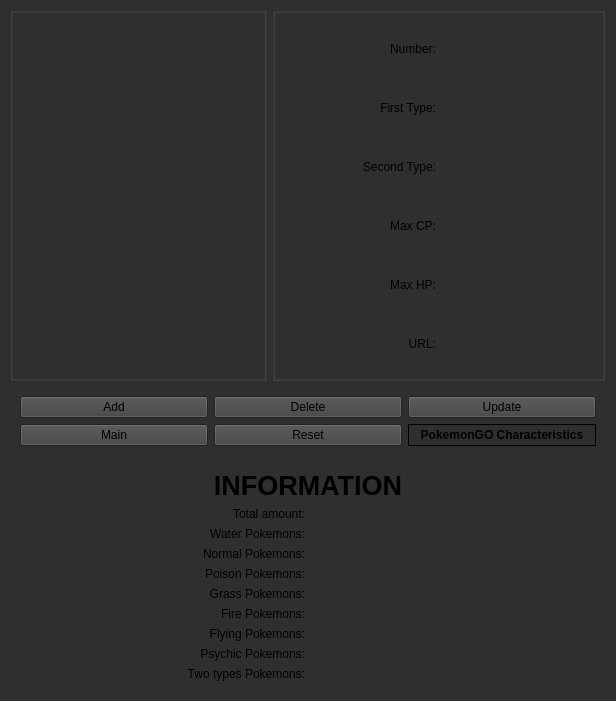
ducklingsam/dsba-itop2022-hw, file pokechar.ui: the form before one commit.
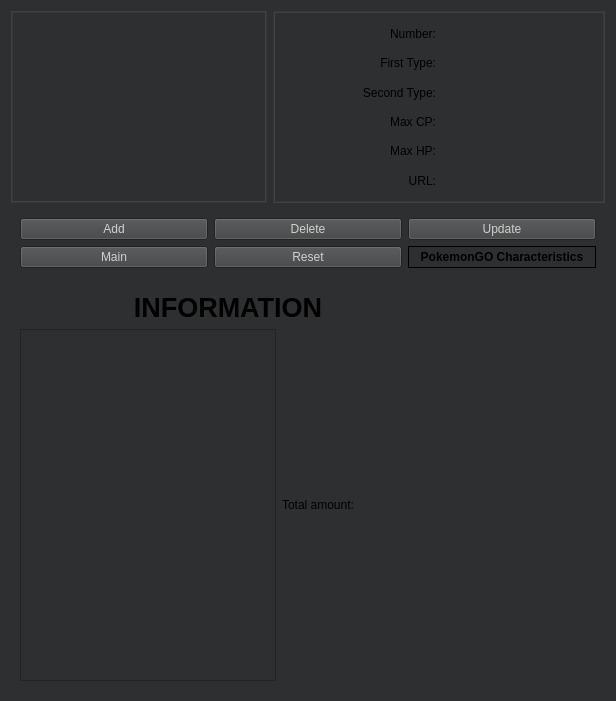
The form after the commit.

```diff
--- a/pokechar.ui
+++ b/pokechar.ui
@@ -31,18 +31,18 @@
      <colorrole role="Light">
       <brush brushstyle="SolidPattern">
        <color alpha="255">
-        <red>0</red>
-        <green>0</green>
-        <blue>0</blue>
+        <red>212</red>
+        <green>212</green>
+        <blue>212</blue>
        </color>
       </brush>
      </colorrole>
      <colorrole role="Midlight">
       <brush brushstyle="SolidPattern">
        <color alpha="255">
-        <red>0</red>
-        <green>0</green>
-        <blue>0</blue>
+        <red>255</red>
+        <green>255</green>
+        <blue>255</blue>
        </color>
       </brush>
      </colorrole>
@@ -58,18 +58,36 @@
      <colorrole role="Mid">
       <brush brushstyle="SolidPattern">
        <color alpha="255">
-        <red>0</red>
-        <green>0</green>
-        <blue>0</blue>
+        <red>255</red>
+        <green>255</green>
+        <blue>255</blue>
+       </color>
+      </brush>
+     </colorrole>
+     <colorrole role="Text">
+      <brush brushstyle="SolidPattern">
+       <color alpha="255">
+        <red>255</red>
+        <green>255</green>
+        <blue>255</blue>
        </color>
       </brush>
      </colorrole>
      <colorrole role="BrightText">
       <brush brushstyle="SolidPattern">
        <color alpha="255">
-        <red>0</red>
-        <green>0</green>
-        <blue>0</blue>
+        <red>255</red>
+        <green>255</green>
+        <blue>255</blue>
+       </color>
+      </brush>
+     </colorrole>
+     <colorrole role="ButtonText">
+      <brush brushstyle="SolidPattern">
+       <color alpha="255">
+        <red>255</red>
+        <green>255</green>
+        <blue>255</blue>
        </color>
       </brush>
      </colorrole>
@@ -91,6 +109,15 @@
        </color>
       </brush>
      </colorrole>
+     <colorrole role="HighlightedText">
+      <brush brushstyle="SolidPattern">
+       <color alpha="255">
+        <red>255</red>
+        <green>255</green>
+        <blue>255</blue>
+       </color>
+      </brush>
+     </colorrole>
      <colorrole role="AlternateBase">
       <brush brushstyle="SolidPattern">
        <color alpha="255">
@@ -165,6 +192,15 @@
        </color>
       </brush>
      </colorrole>
+     <colorrole role="Text">
+      <brush brushstyle="SolidPattern">
+       <color alpha="255">
+        <red>208</red>
+        <green>208</green>
+        <blue>208</blue>
+       </color>
+      </brush>
+     </colorrole>
      <colorrole role="BrightText">
       <brush brushstyle="SolidPattern">
        <color alpha="255">
@@ -174,6 +210,15 @@
        </color>
       </brush>
      </colorrole>
+     <colorrole role="ButtonText">
+      <brush brushstyle="SolidPattern">
+       <color alpha="255">
+        <red>208</red>
+        <green>208</green>
+        <blue>208</blue>
+       </color>
+      </brush>
+     </colorrole>
      <colorrole role="Base">
       <brush brushstyle="SolidPattern">
        <color alpha="255">
@@ -192,6 +237,15 @@
        </color>
       </brush>
      </colorrole>
+     <colorrole role="HighlightedText">
+      <brush brushstyle="SolidPattern">
+       <color alpha="255">
+        <red>240</red>
+        <green>240</green>
+        <blue>240</blue>
+       </color>
+      </brush>
+     </colorrole>
      <colorrole role="AlternateBase">
       <brush brushstyle="SolidPattern">
        <color alpha="255">
@@ -266,6 +320,15 @@
        </color>
       </brush>
      </colorrole>
+     <colorrole role="Text">
+      <brush brushstyle="SolidPattern">
+       <color alpha="96">
+        <red>164</red>
+        <green>166</green>
+        <blue>168</blue>
+       </color>
+      </brush>
+     </colorrole>
      <colorrole role="BrightText">
       <brush brushstyle="SolidPattern">
        <color alpha="255">
@@ -275,6 +338,15 @@
        </color>
       </brush>
      </colorrole>
+     <colorrole role="ButtonText">
+      <brush brushstyle="SolidPattern">
+       <color alpha="96">
+        <red>164</red>
+        <green>166</green>
+        <blue>168</blue>
+       </color>
+      </brush>
+     </colorrole>
      <colorrole role="Base">
       <brush brushstyle="SolidPattern">
        <color alpha="255">
@@ -293,6 +365,15 @@
        </color>
       </brush>
      </colorrole>
+     <colorrole role="HighlightedText">
+      <brush brushstyle="SolidPattern">
+       <color alpha="255">
+        <red>240</red>
+        <green>240</green>
+        <blue>240</blue>
+       </color>
+      </brush>
+     </colorrole>
      <colorrole role="AlternateBase">
       <brush brushstyle="SolidPattern">
        <color alpha="255">
@@ -498,18 +579,18 @@
         <colorrole role="Light">
          <brush brushstyle="SolidPattern">
           <color alpha="255">
-           <red>0</red>
-           <green>0</green>
-           <blue>0</blue>
+           <red>212</red>
+           <green>212</green>
+           <blue>212</blue>
           </color>
          </brush>
         </colorrole>
         <colorrole role="Midlight">
          <brush brushstyle="SolidPattern">
           <color alpha="255">
-           <red>0</red>
-           <green>0</green>
-           <blue>0</blue>
+           <red>255</red>
+           <green>255</green>
+           <blue>255</blue>
           </color>
          </brush>
         </colorrole>
@@ -525,18 +606,36 @@
         <colorrole role="Mid">
          <brush brushstyle="SolidPattern">
           <color alpha="255">
-           <red>0</red>
-           <green>0</green>
-           <blue>0</blue>
+           <red>255</red>
+           <green>255</green>
+           <blue>255</blue>
+          </color>
+         </brush>
+        </colorrole>
+        <colorrole role="Text">
+         <brush brushstyle="SolidPattern">
+          <color alpha="255">
+           <red>255</red>
+           <green>255</green>
+           <blue>255</blue>
           </color>
          </brush>
         </colorrole>
         <colorrole role="BrightText">
          <brush brushstyle="SolidPattern">
           <color alpha="255">
-           <red>0</red>
-           <green>0</green>
-           <blue>0</blue>
+           <red>255</red>
+           <green>255</green>
+           <blue>255</blue>
+          </color>
+         </brush>
+        </colorrole>
+        <colorrole role="ButtonText">
+         <brush brushstyle="SolidPattern">
+          <color alpha="255">
+           <red>255</red>
+           <green>255</green>
+           <blue>255</blue>
           </color>
          </brush>
         </colorrole>
@@ -558,6 +657,15 @@
           </color>
          </brush>
         </colorrole>
+        <colorrole role="HighlightedText">
+         <brush brushstyle="SolidPattern">
+          <color alpha="255">
+           <red>255</red>
+           <green>255</green>
+           <blue>255</blue>
+          </color>
+         </brush>
+        </colorrole>
         <colorrole role="AlternateBase">
          <brush brushstyle="SolidPattern">
           <color alpha="255">
@@ -632,6 +740,15 @@
           </color>
          </brush>
         </colorrole>
+        <colorrole role="Text">
+         <brush brushstyle="SolidPattern">
+          <color alpha="255">
+           <red>208</red>
+           <green>208</green>
+           <blue>208</blue>
+          </color>
+         </brush>
+        </colorrole>
         <colorrole role="BrightText">
          <brush brushstyle="SolidPattern">
           <color alpha="255">
@@ -641,6 +758,15 @@
           </color>
          </brush>
         </colorrole>
+        <colorrole role="ButtonText">
+         <brush brushstyle="SolidPattern">
+          <color alpha="255">
+           <red>208</red>
+           <green>208</green>
+           <blue>208</blue>
+          </color>
+         </brush>
+        </colorrole>
         <colorrole role="Base">
          <brush brushstyle="SolidPattern">
           <color alpha="255">
@@ -659,6 +785,15 @@
           </color>
          </brush>
         </colorrole>
+        <colorrole role="HighlightedText">
+         <brush brushstyle="SolidPattern">
+          <color alpha="255">
+           <red>240</red>
+           <green>240</green>
+           <blue>240</blue>
+          </color>
+         </brush>
+        </colorrole>
         <colorrole role="AlternateBase">
          <brush brushstyle="SolidPattern">
           <color alpha="255">
@@ -733,6 +868,15 @@
           </color>
          </brush>
         </colorrole>
+        <colorrole role="Text">
+         <brush brushstyle="SolidPattern">
+          <color alpha="96">
+           <red>164</red>
+           <green>166</green>
+           <blue>168</blue>
+          </color>
+         </brush>
+        </colorrole>
         <colorrole role="BrightText">
          <brush brushstyle="SolidPattern">
           <color alpha="255">
@@ -742,6 +886,15 @@
           </color>
          </brush>
         </colorrole>
+        <colorrole role="ButtonText">
+         <brush brushstyle="SolidPattern">
+          <color alpha="96">
+           <red>164</red>
+           <green>166</green>
+           <blue>168</blue>
+          </color>
+         </brush>
+        </colorrole>
         <colorrole role="Base">
          <brush brushstyle="SolidPattern">
           <color alpha="255">
@@ -760,6 +913,15 @@
           </color>
          </brush>
         </colorrole>
+        <colorrole role="HighlightedText">
+         <brush brushstyle="SolidPattern">
+          <color alpha="255">
+           <red>240</red>
+           <green>240</green>
+           <blue>240</blue>
+          </color>
+         </brush>
+        </colorrole>
         <colorrole role="AlternateBase">
          <brush brushstyle="SolidPattern">
           <color alpha="255">
@@ -800,6 +962,19 @@
       <number>0</number>
      </property>
      <layout class="QGridLayout" name="gridLayout_4">
+      <item row="1" column="0">
+       <widget class="QTableView" name="tableView">
+        <property name="sizePolicy">
+         <sizepolicy hsizetype="Maximum" vsizetype="Expanding">
+          <horstretch>0</horstretch>
+          <verstretch>0</verstretch>
+         </sizepolicy>
+        </property>
+        <property name="editTriggers">
+         <set>QAbstractItemView::NoEditTriggers</set>
+        </property>
+       </widget>
+      </item>
       <item row="0" column="0" colspan="2">
        <widget class="QLabel" name="label_13">
         <property name="sizePolicy">
@@ -822,156 +997,405 @@
         </property>
        </widget>
       </item>
-      <item row="5" column="1">
-       <widget class="QLabel" name="gLabel">
-        <property name="text">
-         <string/>
-        </property>
-       </widget>
-      </item>
-      <item row="2" column="0">
-       <widget class="QLabel" name="label_15">
-        <property name="text">
-         <string>Water Pokemons:</string>
-        </property>
-        <property name="alignment">
-         <set>Qt::AlignRight|Qt::AlignTrailing|Qt::AlignVCenter</set>
-        </property>
-       </widget>
-      </item>
-      <item row="4" column="1">
-       <widget class="QLabel" name="pLabel">
-        <property name="text">
-         <string/>
-        </property>
-       </widget>
-      </item>
-      <item row="2" column="1">
-       <widget class="QLabel" name="wLabel">
-        <property name="text">
-         <string/>
-        </property>
-       </widget>
-      </item>
-      <item row="3" column="1">
-       <widget class="QLabel" name="nLabel">
-        <property name="text">
-         <string/>
-        </property>
-       </widget>
-      </item>
-      <item row="3" column="0">
-       <widget class="QLabel" name="label_16">
-        <property name="text">
-         <string>Normal Pokemons:</string>
-        </property>
-        <property name="alignment">
-         <set>Qt::AlignRight|Qt::AlignTrailing|Qt::AlignVCenter</set>
-        </property>
-       </widget>
-      </item>
-      <item row="6" column="1">
-       <widget class="QLabel" name="fiLabel">
-        <property name="text">
-         <string/>
-        </property>
-       </widget>
-      </item>
-      <item row="7" column="1">
-       <widget class="QLabel" name="flLabel">
-        <property name="text">
-         <string/>
-        </property>
-       </widget>
-      </item>
-      <item row="9" column="1">
-       <widget class="QLabel" name="ttLabel">
-        <property name="text">
-         <string/>
-        </property>
-       </widget>
-      </item>
-      <item row="7" column="0">
-       <widget class="QLabel" name="label_20">
-        <property name="text">
-         <string>Flying Pokemons:</string>
-        </property>
-        <property name="alignment">
-         <set>Qt::AlignRight|Qt::AlignTrailing|Qt::AlignVCenter</set>
-        </property>
-       </widget>
-      </item>
-      <item row="9" column="0">
-       <widget class="QLabel" name="label_22">
-        <property name="text">
-         <string>Two types Pokemons:</string>
-        </property>
-        <property name="alignment">
-         <set>Qt::AlignRight|Qt::AlignTrailing|Qt::AlignVCenter</set>
-        </property>
-       </widget>
-      </item>
-      <item row="8" column="0">
-       <widget class="QLabel" name="label_21">
-        <property name="text">
-         <string>Psychic Pokemons:</string>
-        </property>
-        <property name="alignment">
-         <set>Qt::AlignRight|Qt::AlignTrailing|Qt::AlignVCenter</set>
-        </property>
-       </widget>
-      </item>
-      <item row="8" column="1">
-       <widget class="QLabel" name="psyLabel">
-        <property name="text">
-         <string/>
-        </property>
-       </widget>
-      </item>
-      <item row="5" column="0">
-       <widget class="QLabel" name="label_18">
-        <property name="text">
-         <string>Grass Pokemons:</string>
-        </property>
-        <property name="alignment">
-         <set>Qt::AlignRight|Qt::AlignTrailing|Qt::AlignVCenter</set>
-        </property>
-       </widget>
-      </item>
       <item row="1" column="1">
        <widget class="QLabel" name="taLabel">
         <property name="text">
-         <string/>
-        </property>
-       </widget>
-      </item>
-      <item row="1" column="0">
-       <widget class="QLabel" name="label_14">
-        <property name="text">
          <string>Total amount:</string>
         </property>
-        <property name="alignment">
-         <set>Qt::AlignRight|Qt::AlignTrailing|Qt::AlignVCenter</set>
-        </property>
        </widget>
       </item>
-      <item row="6" column="0">
-       <widget class="QLabel" name="label_19">
-        <property name="text">
-         <string>Fire Pokemons:</string>
+      <item row="1" column="2">
+       <widget class="QLabel" name="ta">
+        <property name="palette">
+         <palette>
+          <active>
+           <colorrole role="Button">
+            <brush brushstyle="SolidPattern">
+             <color alpha="255">
+              <red>0</red>
+              <green>0</green>
+              <blue>0</blue>
+             </color>
+            </brush>
+           </colorrole>
+           <colorrole role="Light">
+            <brush brushstyle="SolidPattern">
+             <color alpha="255">
+              <red>212</red>
+              <green>212</green>
+              <blue>212</blue>
+             </color>
+            </brush>
+           </colorrole>
+           <colorrole role="Midlight">
+            <brush brushstyle="SolidPattern">
+             <color alpha="255">
+              <red>255</red>
+              <green>255</green>
+              <blue>255</blue>
+             </color>
+            </brush>
+           </colorrole>
+           <colorrole role="Dark">
+            <brush brushstyle="SolidPattern">
+             <color alpha="255">
+              <red>0</red>
+              <green>0</green>
+              <blue>0</blue>
+             </color>
+            </brush>
+           </colorrole>
+           <colorrole role="Mid">
+            <brush brushstyle="SolidPattern">
+             <color alpha="255">
+              <red>255</red>
+              <green>255</green>
+              <blue>255</blue>
+             </color>
+            </brush>
+           </colorrole>
+           <colorrole role="Text">
+            <brush brushstyle="SolidPattern">
+             <color alpha="255">
+              <red>255</red>
+              <green>255</green>
+              <blue>255</blue>
+             </color>
+            </brush>
+           </colorrole>
+           <colorrole role="BrightText">
+            <brush brushstyle="SolidPattern">
+             <color alpha="255">
+              <red>255</red>
+              <green>255</green>
+              <blue>255</blue>
+             </color>
+            </brush>
+           </colorrole>
+           <colorrole role="ButtonText">
+            <brush brushstyle="SolidPattern">
+             <color alpha="255">
+              <red>255</red>
+              <green>255</green>
+              <blue>255</blue>
+             </color>
+            </brush>
+           </colorrole>
+           <colorrole role="Base">
+            <brush brushstyle="SolidPattern">
+             <color alpha="255">
+              <red>0</red>
+              <green>0</green>
+              <blue>0</blue>
+             </color>
+            </brush>
+           </colorrole>
+           <colorrole role="Window">
+            <brush brushstyle="SolidPattern">
+             <color alpha="255">
+              <red>0</red>
+              <green>0</green>
+              <blue>0</blue>
+             </color>
+            </brush>
+           </colorrole>
+           <colorrole role="HighlightedText">
+            <brush brushstyle="SolidPattern">
+             <color alpha="255">
+              <red>255</red>
+              <green>255</green>
+              <blue>255</blue>
+             </color>
+            </brush>
+           </colorrole>
+           <colorrole role="AlternateBase">
+            <brush brushstyle="SolidPattern">
+             <color alpha="255">
+              <red>7</red>
+              <green>7</green>
+              <blue>7</blue>
+             </color>
+            </brush>
+           </colorrole>
+           <colorrole role="ToolTipBase">
+            <brush brushstyle="SolidPattern">
+             <color alpha="255">
+              <red>0</red>
+              <green>0</green>
+              <blue>0</blue>
+             </color>
+            </brush>
+           </colorrole>
+           <colorrole role="PlaceholderText">
+            <brush brushstyle="SolidPattern">
+             <color alpha="255">
+              <red>0</red>
+              <green>0</green>
+              <blue>0</blue>
+             </color>
+            </brush>
+           </colorrole>
+          </active>
+          <inactive>
+           <colorrole role="Button">
+            <brush brushstyle="SolidPattern">
+             <color alpha="255">
+              <red>64</red>
+              <green>65</green>
+              <blue>66</blue>
+             </color>
+            </brush>
+           </colorrole>
+           <colorrole role="Light">
+            <brush brushstyle="SolidPattern">
+             <color alpha="255">
+              <red>55</red>
+              <green>55</green>
+              <blue>55</blue>
+             </color>
+            </brush>
+           </colorrole>
+           <colorrole role="Midlight">
+            <brush brushstyle="SolidPattern">
+             <color alpha="255">
+              <red>52</red>
+              <green>52</green>
+              <blue>52</blue>
+             </color>
+            </brush>
+           </colorrole>
+           <colorrole role="Dark">
+            <brush brushstyle="SolidPattern">
+             <color alpha="255">
+              <red>64</red>
+              <green>65</green>
+              <blue>66</blue>
+             </color>
+            </brush>
+           </colorrole>
+           <colorrole role="Mid">
+            <brush brushstyle="SolidPattern">
+             <color alpha="255">
+              <red>160</red>
+              <green>160</green>
+              <blue>160</blue>
+             </color>
+            </brush>
+           </colorrole>
+           <colorrole role="Text">
+            <brush brushstyle="SolidPattern">
+             <color alpha="255">
+              <red>208</red>
+              <green>208</green>
+              <blue>208</blue>
+             </color>
+            </brush>
+           </colorrole>
+           <colorrole role="BrightText">
+            <brush brushstyle="SolidPattern">
+             <color alpha="255">
+              <red>255</red>
+              <green>51</green>
+              <blue>51</blue>
+             </color>
+            </brush>
+           </colorrole>
+           <colorrole role="ButtonText">
+            <brush brushstyle="SolidPattern">
+             <color alpha="255">
+              <red>208</red>
+              <green>208</green>
+              <blue>208</blue>
+             </color>
+            </brush>
+           </colorrole>
+           <colorrole role="Base">
+            <brush brushstyle="SolidPattern">
+             <color alpha="255">
+              <red>46</red>
+              <green>47</green>
+              <blue>48</blue>
+             </color>
+            </brush>
+           </colorrole>
+           <colorrole role="Window">
+            <brush brushstyle="SolidPattern">
+             <color alpha="255">
+              <red>46</red>
+              <green>47</green>
+              <blue>48</blue>
+             </color>
+            </brush>
+           </colorrole>
+           <colorrole role="HighlightedText">
+            <brush brushstyle="SolidPattern">
+             <color alpha="255">
+              <red>240</red>
+              <green>240</green>
+              <blue>240</blue>
+             </color>
+            </brush>
+           </colorrole>
+           <colorrole role="AlternateBase">
+            <brush brushstyle="SolidPattern">
+             <color alpha="255">
+              <red>53</red>
+              <green>54</green>
+              <blue>55</blue>
+             </color>
+            </brush>
+           </colorrole>
+           <colorrole role="ToolTipBase">
+            <brush brushstyle="SolidPattern">
+             <color alpha="255">
+              <red>64</red>
+              <green>65</green>
+              <blue>66</blue>
+             </color>
+            </brush>
+           </colorrole>
+           <colorrole role="PlaceholderText">
+            <brush brushstyle="SolidPattern">
+             <color alpha="255">
+              <red>127</red>
+              <green>127</green>
+              <blue>128</blue>
+             </color>
+            </brush>
+           </colorrole>
+          </inactive>
+          <disabled>
+           <colorrole role="Button">
+            <brush brushstyle="SolidPattern">
+             <color alpha="255">
+              <red>0</red>
+              <green>0</green>
+              <blue>0</blue>
+             </color>
+            </brush>
+           </colorrole>
+           <colorrole role="Light">
+            <brush brushstyle="SolidPattern">
+             <color alpha="255">
+              <red>0</red>
+              <green>0</green>
+              <blue>0</blue>
+             </color>
+            </brush>
+           </colorrole>
+           <colorrole role="Midlight">
+            <brush brushstyle="SolidPattern">
+             <color alpha="255">
+              <red>0</red>
+              <green>0</green>
+              <blue>0</blue>
+             </color>
+            </brush>
+           </colorrole>
+           <colorrole role="Dark">
+            <brush brushstyle="SolidPattern">
+             <color alpha="255">
+              <red>0</red>
+              <green>0</green>
+              <blue>0</blue>
+             </color>
+            </brush>
+           </colorrole>
+           <colorrole role="Mid">
+            <brush brushstyle="SolidPattern">
+             <color alpha="255">
+              <red>0</red>
+              <green>0</green>
+              <blue>0</blue>
+             </color>
+            </brush>
+           </colorrole>
+           <colorrole role="Text">
+            <brush brushstyle="SolidPattern">
+             <color alpha="96">
+              <red>164</red>
+              <green>166</green>
+              <blue>168</blue>
+             </color>
+            </brush>
+           </colorrole>
+           <colorrole role="BrightText">
+            <brush brushstyle="SolidPattern">
+             <color alpha="255">
+              <red>0</red>
+              <green>0</green>
+              <blue>0</blue>
+             </color>
+            </brush>
+           </colorrole>
+           <colorrole role="ButtonText">
+            <brush brushstyle="SolidPattern">
+             <color alpha="96">
+              <red>164</red>
+              <green>166</green>
+              <blue>168</blue>
+             </color>
+            </brush>
+           </colorrole>
+           <colorrole role="Base">
+            <brush brushstyle="SolidPattern">
+             <color alpha="255">
+              <red>0</red>
+              <green>0</green>
+              <blue>0</blue>
+             </color>
+            </brush>
+           </colorrole>
+           <colorrole role="Window">
+            <brush brushstyle="SolidPattern">
+             <color alpha="255">
+              <red>0</red>
+              <green>0</green>
+              <blue>0</blue>
+             </color>
+            </brush>
+           </colorrole>
+           <colorrole role="HighlightedText">
+            <brush brushstyle="SolidPattern">
+             <color alpha="255">
+              <red>240</red>
+              <green>240</green>
+              <blue>240</blue>
+             </color>
+            </brush>
+           </colorrole>
+           <colorrole role="AlternateBase">
+            <brush brushstyle="SolidPattern">
+             <color alpha="255">
+              <red>53</red>
+              <green>54</green>
+              <blue>55</blue>
+             </color>
+            </brush>
+           </colorrole>
+           <colorrole role="ToolTipBase">
+            <brush brushstyle="SolidPattern">
+             <color alpha="255">
+              <red>64</red>
+              <green>65</green>
+              <blue>66</blue>
+             </color>
+            </brush>
+           </colorrole>
+           <colorrole role="PlaceholderText">
+            <brush brushstyle="SolidPattern">
+             <color alpha="255">
+              <red>127</red>
+              <green>127</green>
+              <blue>128</blue>
+             </color>
+            </brush>
+           </colorrole>
+          </disabled>
+         </palette>
         </property>
-        <property name="alignment">
-         <set>Qt::AlignRight|Qt::AlignTrailing|Qt::AlignVCenter</set>
-        </property>
-       </widget>
-      </item>
-      <item row="4" column="0">
-       <widget class="QLabel" name="label_17">
         <property name="text">
-         <string>Poison Pokemons:</string>
-        </property>
-        <property name="alignment">
-         <set>Qt::AlignRight|Qt::AlignTrailing|Qt::AlignVCenter</set>
+         <string/>
         </property>
        </widget>
       </item>
```
